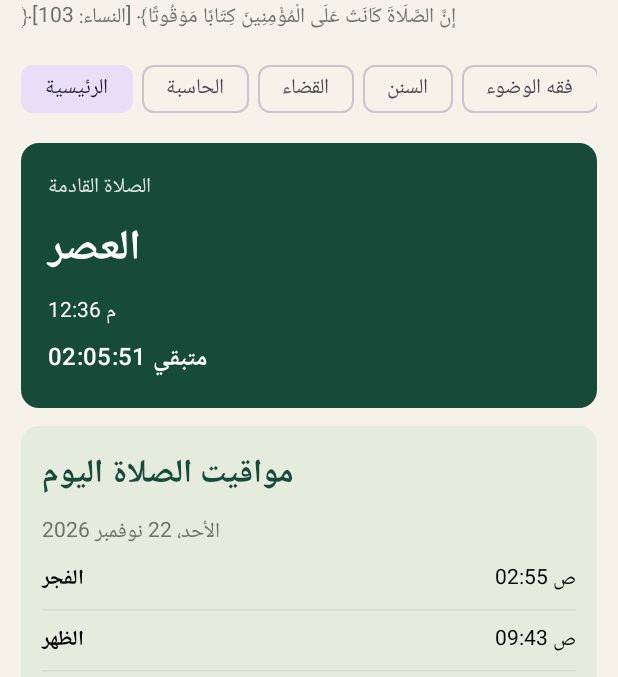
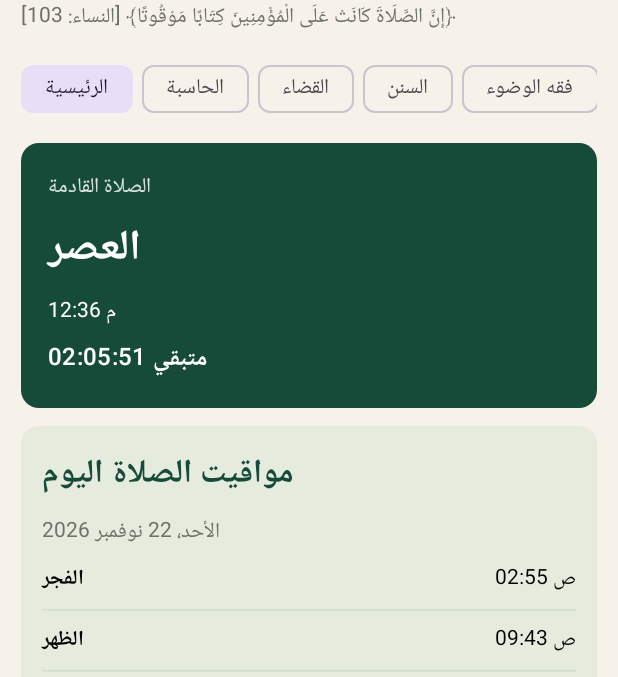
Before and after one commit to abdouwkar-alt/hibrah-marketing, an Android app built with Jetpack Compose: the screen it shows after launch (MainActivity), on a phone screen of 412 x 824 dp, the part 97-774 px from its top. Run offline under Robolectric (Android 15) with nearby library versions, the phone set to English and light mode, and no system bars.

Commit message:
Fix Quranic verse bracket direction in app header

```diff
--- a/app/src/main/java/com/salati/app/MainActivity.kt
+++ b/app/src/main/java/com/salati/app/MainActivity.kt
@@ -167,7 +167,7 @@ fun SalatiScreen() {
         LazyColumn(Modifier.fillMaxSize().padding(horizontal = 14.dp, vertical = 10.dp), verticalArrangement = Arrangement.spacedBy(12.dp)) {
             item {
                 Text("الصَّلَاةُ جَامِعَةٌ", style = MaterialTheme.typography.headlineLarge, color = Green, fontWeight = FontWeight.Bold)
-                Text("﴿إِنَّ الصَّلَاةَ كَانَتْ عَلَى الْمُؤْمِنِينَ كِتَابًا مَوْقُوتًا﴾ [النساء: 103]", color = Color(0xFF6D716A))
+                Text("\u2067﴿إِنَّ الصَّلَاةَ كَانَتْ عَلَى الْمُؤْمِنِينَ كِتَابًا مَوْقُوتًا﴾ [النساء: 103]\u2069", color = Color(0xFF6D716A))
             }
             item {
                 Row(Modifier.fillMaxWidth().horizontalScroll(rememberScrollState()), horizontalArrangement = Arrangement.spacedBy(6.dp)) {
```
